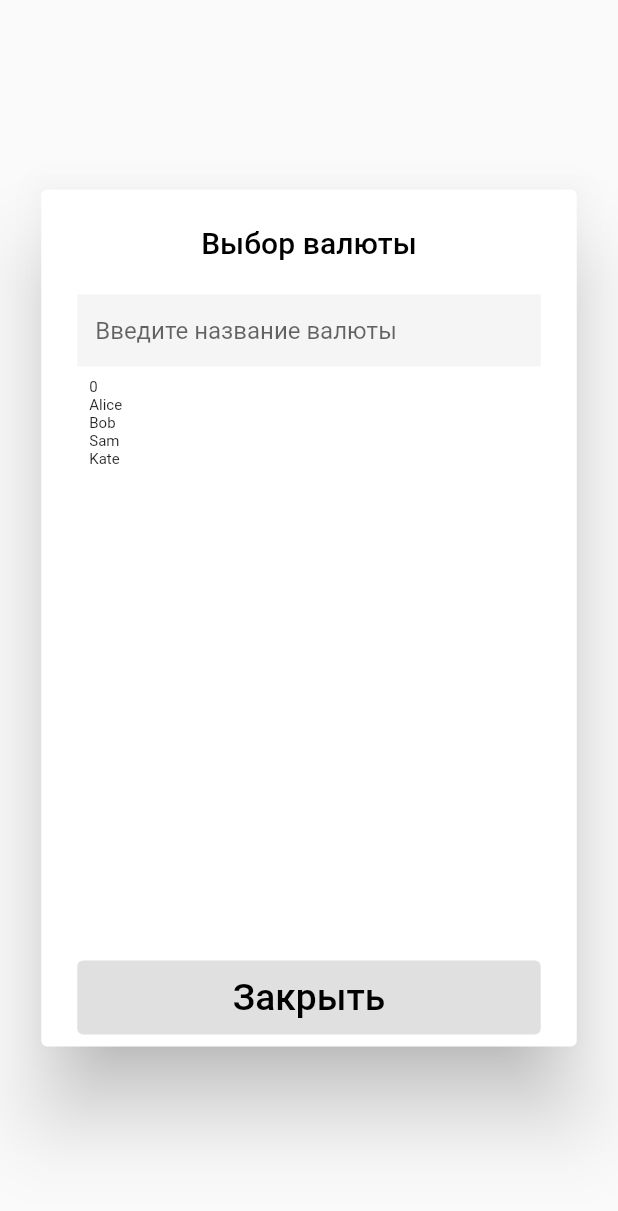
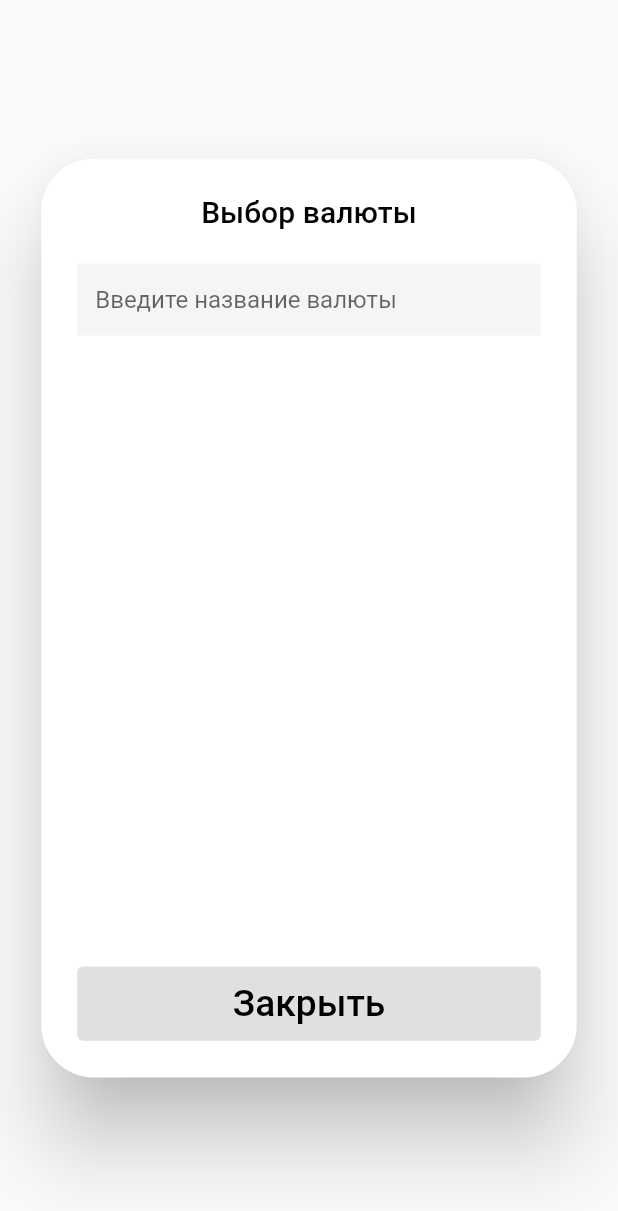
Before and after one commit to vladStar223/calculator, a Flutter app: the Choose_valute widget shown alone on an empty page, opened directly with empty values, on a phone screen of 412 x 824 dp. Shown: the top 1211 px of the screen. Run offline on Flutter 3.47's test engine with Material 2 defaults, Android fonts, the phone set to English and light mode, and no system bars; our stand-ins replace package_info_plus, petitparser, shared_preferences, sizer; missing offline and left inert: advance_math, angles; accounts and stored records are empty.

Commit message:
update_11.0.3.6.9.7.8.7

```diff
--- a/lib/Core/provider/provider_domain/change_valute.dart
+++ b/lib/Core/provider/provider_domain/change_valute.dart
@@ -37,19 +37,16 @@ class Change_valute extends ChangeNotifier {
   void set_valute(int x) {
     if (type_valute[0] == true) {
       index[0] = x;
-      notifyListeners();
     }
     if (type_valute[1] == true) {
       index[1] = x;
-      notifyListeners();
     }
     if (type_valute[2] == true) {
       index[2] = x;
-      notifyListeners();
     }
     if (type_valute[3] == true) {
-      notifyListeners();
       index[3] = x;
     }
+    notifyListeners();
   }
 }
--- a/lib/screens/dialog/choose_valute.dart
+++ b/lib/screens/dialog/choose_valute.dart
@@ -6,12 +6,15 @@ import 'package:flutter/material.dart';
 import 'package:provider/provider.dart';
 import 'package:sizer/sizer.dart';
 
+import '../../Core/domain/entity/valute.dart';
 import '../../theme/color/theme.dart';
 
 class Choose_valute extends StatefulWidget {
   final Change_valute dataSet;
-
-  const Choose_valute({super.key, required this.dataSet});
+  final List<Valute> valutes;
+  final AppColor AppColors;
+  const Choose_valute(
+      {required this.dataSet, required this.valutes, required this.AppColors});
 
   @override
   State<Choose_valute> createState() => _Choose_valuteState();
@@ -19,50 +22,61 @@ class Choose_valute extends StatefulWidget {
 
 class _Choose_valuteState extends State<Choose_valute> {
   TextStyle textStyle = TextStyle(fontFamily: "Nokora", color: Colors.black);
-
-  TextStyle textStyle2 =
-      TextStyle(fontFamily: "Nokora", color: Colors.black, fontSize: 20);
-
   late List<Icon> icon_Country;
   //print
   @override
   Widget build(BuildContext context) {
-    return AlertDialog(
+    return Center(
+      child: SingleChildScrollView(
+        child: AlertDialog(
           insetPadding: EdgeInsets.zero,
+          shape: RoundedRectangleBorder(
+              borderRadius: BorderRadius.all(Radius.circular(35.0))),
           title: Center(
               child: Text(
             "Выбор валюты",
-        style: textStyle,
+            style: TextStyle(fontFamily: "Nokora", color: Colors.black),
           )),
           content: Container(
-        height: 50.h,
+            height: 53.h,
             width: 75.w,
-        decoration: BoxDecoration(
-            borderRadius: BorderRadius.all(
-          Radius.circular(50.0),
-        )),
             child: Column(
               children: [
-            TextField(
+                const Expanded(
+                  child: TextField(
                     decoration: InputDecoration(
                         border: InputBorder.none,
                         hintText: "Введите название валюты",
                         filled: true),
                   ),
+                ),
                 Container(
-              height: 10.h,
+                  height: 47.h,
                   width: 75.w,
-              child: ListView(
+                  child: ListView.builder(
                       padding: const EdgeInsets.all(8),
+                      itemCount: widget.valutes.length,
+                      itemBuilder: (BuildContext context, int index) {
+                        return Container(
+                            padding: EdgeInsets.symmetric(vertical: 10),
+                            child: Column(
+                              crossAxisAlignment: CrossAxisAlignment.start,
                               children: [
-                  Text(widget.dataSet.index[0].toString(),
-                      style: TextStyle(fontSize: 10)),
-                  Text("Alice", style: TextStyle(fontSize: 10)),
-                  Text("Bob", style: TextStyle(fontSize: 10)),
-                  Text("Sam", style: TextStyle(fontSize: 10)),
-                  Text("Kate", style: TextStyle(fontSize: 10)),
+                                TextButton(
+                                  onPressed: () {
+                                    widget.dataSet.set_valute(index);
+                                    setState(() {});
+                                  },
+                                  child: Text(widget.valutes[index].Name,
+                                      style: TextStyle(
+                                          fontFamily: "Nokora",
+                                          color: widget.AppColors.textcolor2,
+                                          fontWeight: FontWeight.w300,
+                                          fontSize: 20.sp)),
+                                )
                               ],
-              ),
+                            ));
+                      }),
                 ),
               ],
             ),
@@ -86,7 +100,9 @@ class _Choose_valuteState extends State<Choose_valute> {
                       textAlign: TextAlign.center,
                       "Закрыть",
                       style: TextStyle(
-                      color: Colors.black, fontSize: 6.w, fontFamily: "Nokora"),
+                          color: Colors.black,
+                          fontSize: 6.w,
+                          fontFamily: "Nokora"),
                     ),
                     onPressed: () {
                       Navigator.of(context).pop();
@@ -95,7 +111,12 @@ class _Choose_valuteState extends State<Choose_valute> {
                 ),
               ],
             ),
+            SizedBox(
+              height: 2.h,
+            )
           ],
+        ),
+      ),
     );
   }
 }
```
Also changed, not shown: lib/screens/Currency_converter/converter.dart (+2 -21 lines). Lines whose indentation alone changed are shown as unchanged.
